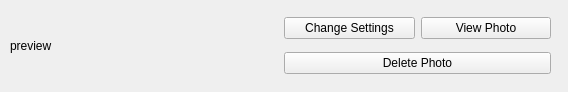
osamahammad21/Distributed, file myphoto.ui: the form before one commit.
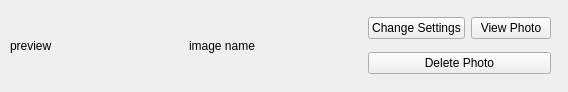
The form after the commit.

The edit to the form file:
```diff
--- a/myphoto.ui
+++ b/myphoto.ui
@@ -30,6 +30,13 @@
       </property>
      </widget>
     </item>
+    <item>
+     <widget class="QLabel" name="label_imageName">
+      <property name="text">
+       <string>image name</string>
+      </property>
+     </widget>
+    </item>
     <item>
      <layout class="QVBoxLayout" name="verticalLayout_2">
       <item>
```
